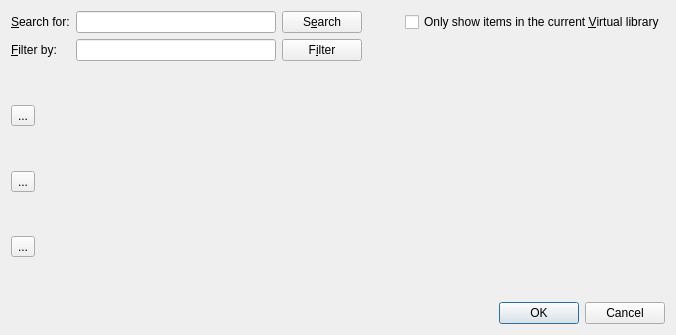
Old version of the form src/calibre/gui2/dialogs/tag_list_editor.ui in the repository kovidgoyal/calibre.
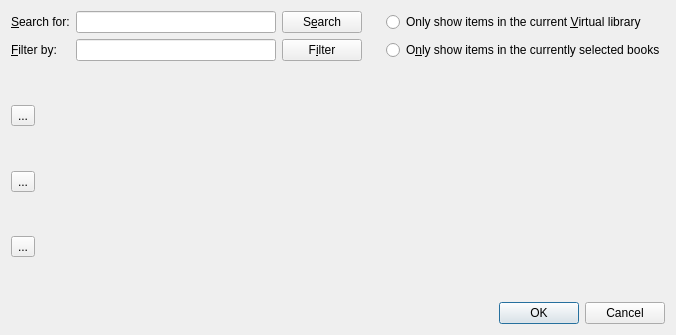
New version of the form. Icons and pictures are not drawn. Custom widgets are drawn as their Qt base class.

Commit message:
Add a "Show items in selected books" choice to manage tags and manage authors.
Radio buttons are more visually intuitive than checkboxes, but it is a little strange not having a "Use all" radio button. You click the radio button again to turn it off. Adding the third button takes up more vertical space than it is worth. Switching back to checkboxes is trivial.

```diff
--- a/src/calibre/gui2/dialogs/tag_list_editor.ui
+++ b/src/calibre/gui2/dialogs/tag_list_editor.ui
@@ -72,7 +72,7 @@
     </spacer>
    </item>
    <item row="0" column="4">
-    <widget class="QCheckBox" name="apply_vl_checkbox">
+    <widget class="QRadioButton" name="apply_vl_checkbox">
      <property name="toolTip">
       <string>&lt;p&gt;Show items only if they appear in the
           current Virtual library. Edits already done may be hidden but will
@@ -87,6 +87,22 @@
      </property>
     </widget>
    </item>
+   <item row="1" column="4">
+    <widget class="QRadioButton" name="apply_selection_checkbox">
+     <property name="toolTip">
+      <string>&lt;p&gt;Show items only if they appear in the
+          currently selected books. Edits already done may be hidden but will
+          not be forgotten.
+          &lt;/p&gt;&lt;p&gt;
+          Note that this box affects only what is displayed. Changes
+          will affect all books in your library even if this box
+          is checked.&lt;/p&gt;</string>
+     </property>
+     <property name="text">
+      <string>O&amp;nly show items in the currently selected books</string>
+     </property>
+    </widget>
+   </item>
    <item row="1" column="0">
     <widget class="QLabel" name="label">
      <property name="text">
```
The commit also changes 4 other files.
